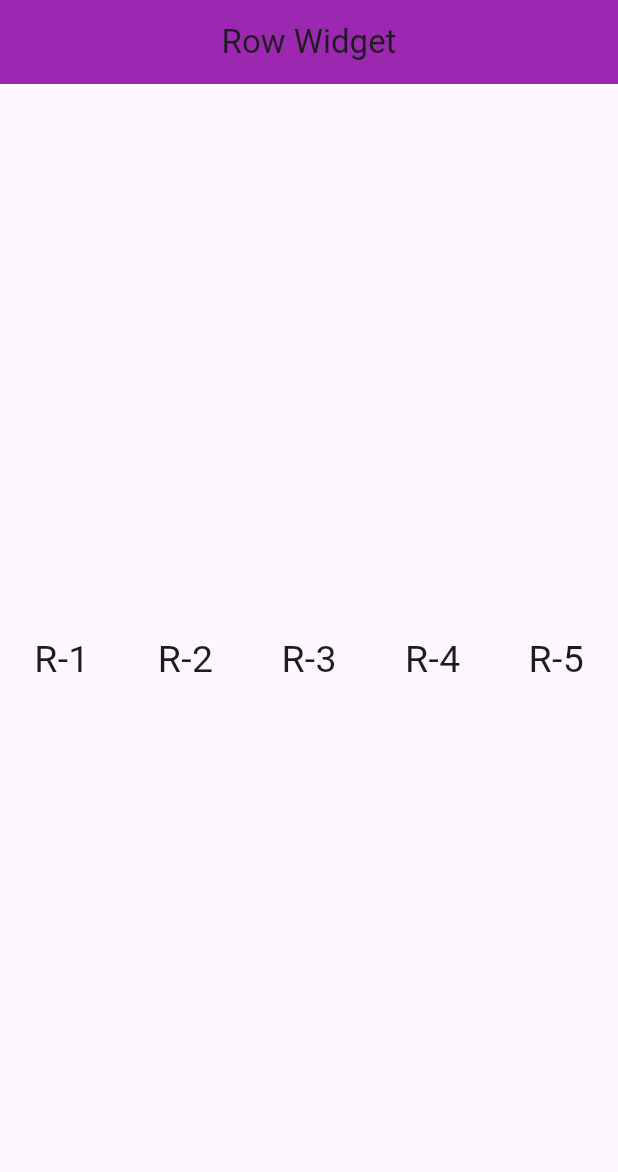
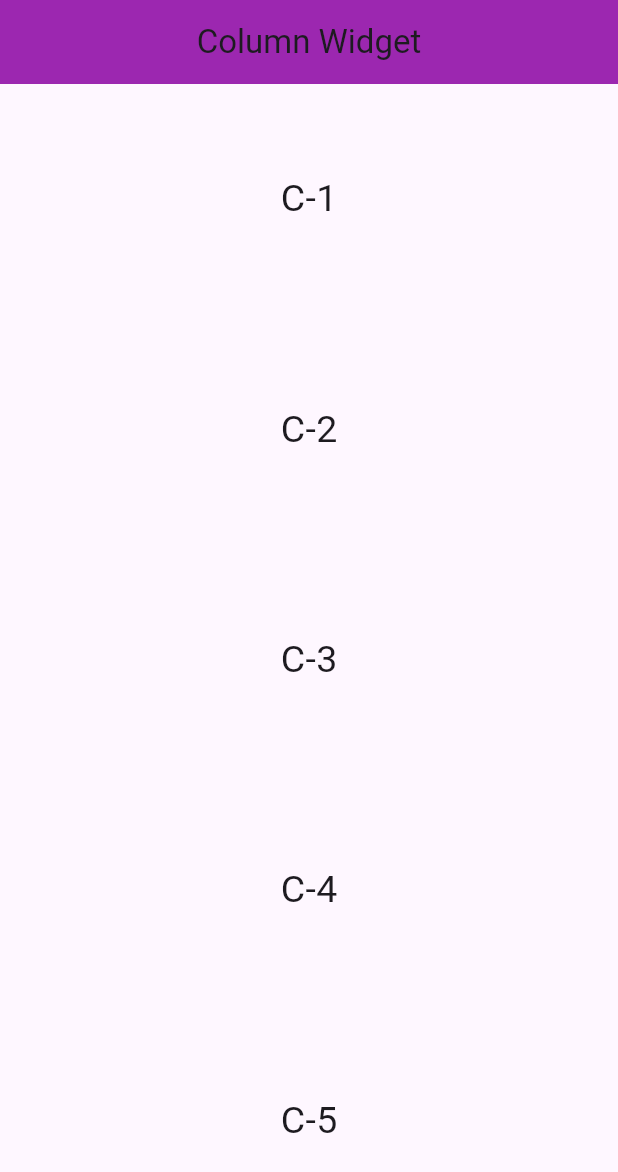
Before and after one commit to samchat2561/week15-mobile-C2-22569, a Flutter app: the screen it shows after launch, on a phone screen of 412 x 824 dp. Shown: the top 1172 px of the screen. Run offline on Flutter 3.47's test engine with Material 3 defaults, Android fonts, the phone set to English and light mode, and no system bars.

Commit message:
update column widget

```diff
--- a/lib/main.dart
+++ b/lib/main.dart
@@ -1,5 +1,5 @@
 import 'package:flutter/material.dart';
-import 'package:flutter_week15/views/row_page.dart';
+import 'package:flutter_week15/views/column_page.dart';
 
 void main() {
   runApp(MyApp());
@@ -10,6 +10,6 @@ class MyApp extends StatelessWidget {
 
   @override
   Widget build(BuildContext context) {
-    return MaterialApp(home: RowPage());
+    return MaterialApp(home: ColumnPage());
   }
 }
--- /dev/null
+++ b/lib/views/column_page.dart
@@ -0,0 +1,29 @@
+import 'package:flutter/material.dart';
+
+class ColumnPage extends StatelessWidget {
+  const ColumnPage({super.key});
+
+  @override
+  Widget build(BuildContext context) {
+    return Scaffold(
+      appBar: AppBar(
+        centerTitle: true,
+        backgroundColor: Colors.purple,
+        title: Text("Column Widget"),
+      ),
+      body: Center(
+        child: Column(
+          mainAxisAlignment: MainAxisAlignment.spaceAround,
+          crossAxisAlignment: CrossAxisAlignment.center,
+          children: [
+            Text("C-1", style: TextStyle(fontSize: 25)),
+            Text("C-2", style: TextStyle(fontSize: 25)),
+            Text("C-3", style: TextStyle(fontSize: 25)),
+            Text("C-4", style: TextStyle(fontSize: 25)),
+            Text("C-5", style: TextStyle(fontSize: 25)),
+          ],
+        ),
+      ),
+    );
+  }
+}
```
